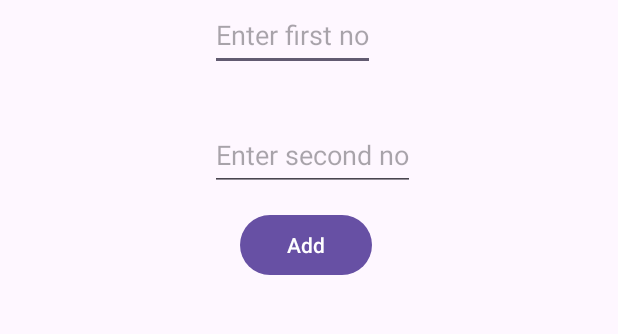
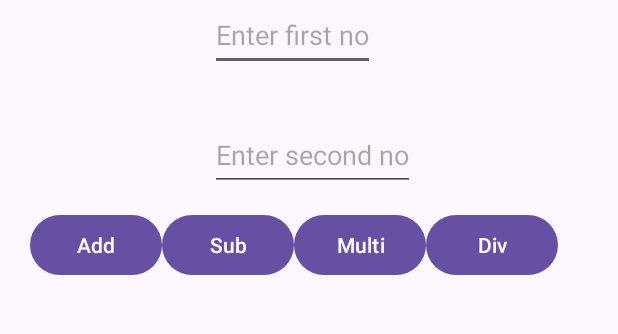
Before and after one commit to SwatiKadalage/Addition, an Android app: the screen it shows after launch (MainActivity), on a phone screen of 412 x 824 dp, the part 91-425 px from its top. Run offline under Robolectric (Android 15) with nearby library versions, the phone set to English and light mode, and no system bars.

```diff
--- a/app/src/main/java/com/example/addition/MainActivity.java
+++ b/app/src/main/java/com/example/addition/MainActivity.java
@@ -9,10 +9,10 @@ import android.widget.TextView;
 import android.widget.Button;
 import android.widget.Toast;
 
+
 public class MainActivity extends AppCompatActivity {
-    Button btn;
-    EditText num1,num2;
-    TextView txt;
+
+
 
     @Override
     protected void onCreate(Bundle savedInstanceState) {
@@ -20,13 +20,53 @@ public class MainActivity extends AppCompatActivity {
         setContentView(R.layout.activity_main);
         EditText num1=(EditText) findViewById(R.id.edittxt1);
         EditText num2=(EditText) findViewById(R.id.edittxt2);
-        Button btn=(Button) findViewById(R.id.btn1);
-        btn.setOnClickListener(new View.OnClickListener() {
+        Button button1=(Button) findViewById(R.id.btn1);
+        Button button2=(Button) findViewById(R.id.btn2);
+        Button button3=(Button) findViewById(R.id.btn3);
+        Button button4=(Button) findViewById(R.id.btn4);
+        button1.setOnClickListener(new View.OnClickListener() {
             @Override
             public void onClick(View v) {
-              int x=Integer.parseInt(num1.getText().toString());
-              int y=Integer.parseInt(num2.getText().toString());
+                int x=Integer.parseInt(num1.getText().toString());
+                int y=Integer.parseInt(num2.getText().toString());
+
               Toast.makeText(getApplicationContext(),"Addition="+(x+y),Toast.LENGTH_LONG).show();
+            }
+        });
+        button2.setOnClickListener(new View.OnClickListener()
+        {
+
+
+            @Override
+            public void onClick(View v) {
+                int x=Integer.parseInt(num1.getText().toString());
+                int y=Integer.parseInt(num2.getText().toString());
+                Toast.makeText(getApplicationContext(),"Substraction="+(x-y),Toast.LENGTH_LONG).show();
+
+            }
+        });
+        button3.setOnClickListener(new View.OnClickListener()
+        {
+
+
+            @Override
+            public void onClick(View v) {
+                int x=Integer.parseInt(num1.getText().toString());
+                int y=Integer.parseInt(num2.getText().toString());
+                Toast.makeText(getApplicationContext(),"Multiply="+(x*y),Toast.LENGTH_LONG).show();
+
+            }
+        });
+        button4.setOnClickListener(new View.OnClickListener()
+        {
+
+
+            @Override
+            public void onClick(View v) {
+                int x=Integer.parseInt(num1.getText().toString());
+                int y=Integer.parseInt(num2.getText().toString());
+                Toast.makeText(getApplicationContext(),"Division="+(x/y),Toast.LENGTH_LONG).show();
+
             }
         });
     }
--- a/app/src/main/res/layout/activity_main.xml
+++ b/app/src/main/res/layout/activity_main.xml
@@ -42,7 +42,31 @@
         android:layout_width="wrap_content"
         android:layout_height="wrap_content"
         android:text="Add"
-        android:layout_marginLeft="160dp"
+        android:layout_marginLeft="20dp"
+        android:layout_marginTop="200dp"
+        />
+    <Button
+        android:id="@+id/btn2"
+        android:layout_width="wrap_content"
+        android:layout_height="wrap_content"
+        android:text="Sub"
+        android:layout_toRightOf="@+id/btn1"
+        android:layout_marginTop="200dp"
+        />
+    <Button
+        android:id="@+id/btn3"
+        android:layout_width="wrap_content"
+        android:layout_height="wrap_content"
+        android:text="Multi"
+        android:layout_toRightOf="@+id/btn2"
+        android:layout_marginTop="200dp"
+        />
+    <Button
+        android:id="@+id/btn4"
+        android:layout_width="wrap_content"
+        android:layout_height="wrap_content"
+        android:text="Div"
+        android:layout_toRightOf="@+id/btn3"
         android:layout_marginTop="200dp"
         />
 
--- /dev/null
+++ b/build.gradle.kts
@@ -0,0 +1,4 @@
+// Top-level build file where you can add configuration options common to all sub-projects/modules.
+plugins {
+    id("com.android.application") version "8.2.0" apply false
+}
```
Also changed, not shown: gradle.properties (added, +21 -0 lines), settings.gradle.kts (added, +17 -0 lines), gradle/wrapper/gradle-wrapper.properties (added), 4 other files.
